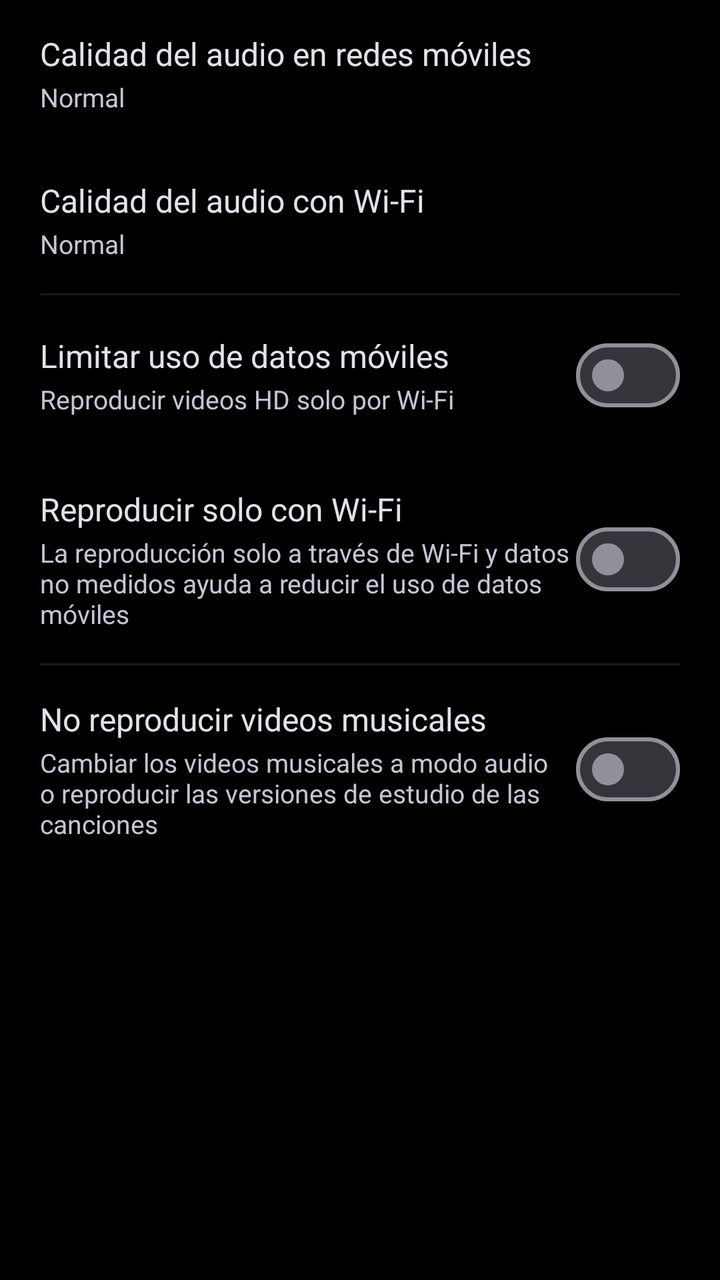
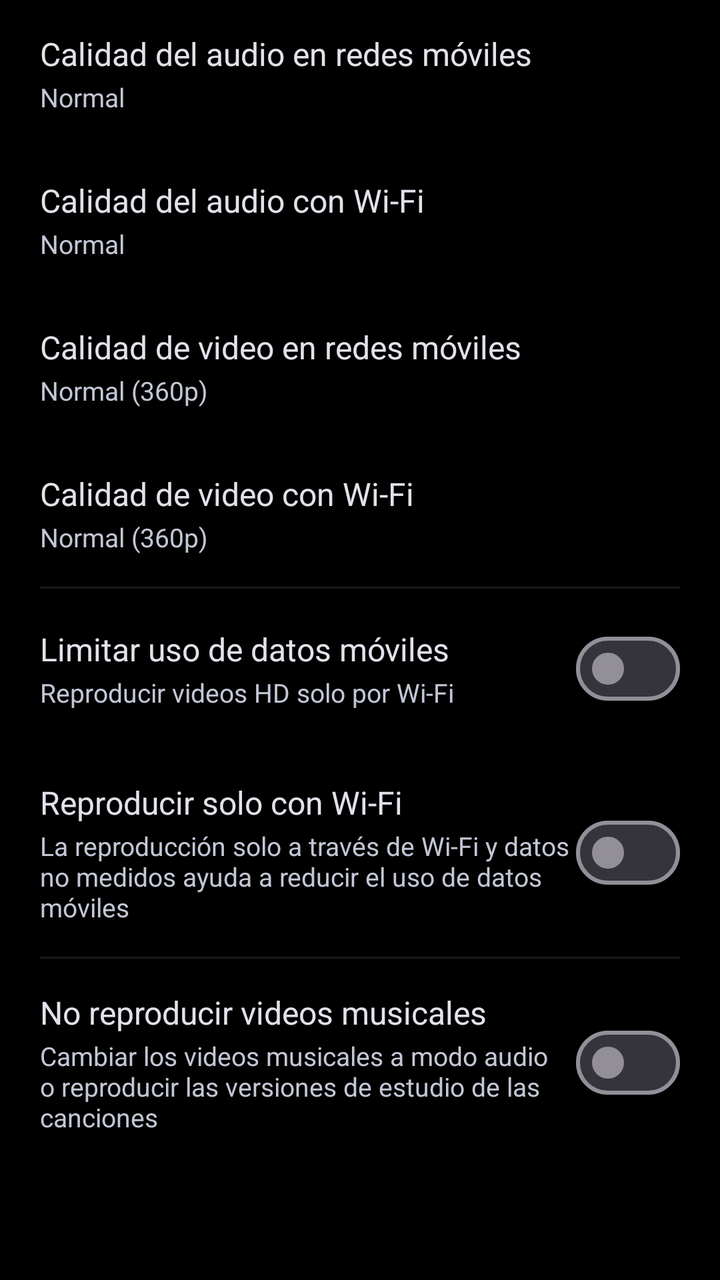

Compare the two renders of this Android layout. The source of the first and the diff that turns it into the second are given below.
<!-- AndroidManifest.xml: application theme Theme.Sleppify -->
<!-- res/layout/settings_data_saver.xml -->
<?xml version="1.0" encoding="utf-8"?>
<ScrollView xmlns:android="http://schemas.android.com/apk/res/android"
    android:id="@+id/svSettingsDataSaver"
    android:layout_width="match_parent"
    android:layout_height="match_parent"
    android:background="#FF000000"
    android:clipToPadding="false"
    android:paddingBottom="80dp">

    <LinearLayout
        android:layout_width="match_parent"
        android:layout_height="wrap_content"
        android:orientation="vertical"
        android:paddingHorizontal="20dp">

        
        <LinearLayout
            android:id="@+id/rowQualityMobile"
            android:layout_width="match_parent"
            android:layout_height="wrap_content"
            android:background="?attr/selectableItemBackground"
            android:clickable="true"
            android:focusable="true"
            android:orientation="vertical"
            android:paddingVertical="16dp">

            <TextView
                android:layout_width="wrap_content"
                android:layout_height="wrap_content"
                android:text="Calidad del audio en redes móviles"
                android:textColor="@color/text_primary"
                android:textSize="16sp" />

            <TextView
                android:id="@+id/tvQualityMobileValue"
                android:layout_width="wrap_content"
                android:layout_height="wrap_content"
                android:layout_marginTop="2dp"
                android:text="Normal"
                android:textColor="@color/text_secondary"
                android:textSize="13sp" />
        </LinearLayout>

        
        <LinearLayout
            android:id="@+id/rowQualityWifi"
            android:layout_width="match_parent"
            android:layout_height="wrap_content"
            android:background="?attr/selectableItemBackground"
            android:clickable="true"
            android:focusable="true"
            android:orientation="vertical"
            android:paddingVertical="16dp">

            <TextView
                android:layout_width="wrap_content"
                android:layout_height="wrap_content"
                android:text="Calidad del audio con Wi-Fi"
                android:textColor="@color/text_primary"
                android:textSize="16sp" />

            <TextView
                android:id="@+id/tvQualityWifiValue"
                android:layout_width="wrap_content"
                android:layout_height="wrap_content"
                android:layout_marginTop="2dp"
                android:text="Normal"
                android:textColor="@color/text_secondary"
                android:textSize="13sp" />
        </LinearLayout>

        <View
            android:layout_width="match_parent"
            android:layout_height="1dp"
            android:background="#1AFFFFFF" />

        
        <LinearLayout
            android:id="@+id/rowLimitMobileData"
            android:layout_width="match_parent"
            android:layout_height="wrap_content"
            android:gravity="center_vertical"
            android:orientation="horizontal"
            android:paddingVertical="16dp">

            <LinearLayout
                android:layout_width="0dp"
                android:layout_height="wrap_content"
                android:layout_weight="1"
                android:orientation="vertical">

                <TextView
                    android:layout_width="wrap_content"
                    android:layout_height="wrap_content"
                    android:text="Limitar uso de datos móviles"
                    android:textColor="@color/text_primary"
                    android:textSize="16sp" />

                <TextView
                    android:layout_width="wrap_content"
                    android:layout_height="wrap_content"
                    android:layout_marginTop="2dp"
                    android:text="Reproducir videos HD solo por Wi-Fi"
                    android:textColor="@color/text_secondary"
                    android:textSize="13sp" />
            </LinearLayout>

            <com.google.android.material.materialswitch.MaterialSwitch
                android:id="@+id/swLimitMobileData"
                android:layout_width="wrap_content"
                android:layout_height="wrap_content" />
        </LinearLayout>

        
        <LinearLayout
            android:id="@+id/rowWifiOnlyPlayback"
            android:layout_width="match_parent"
            android:layout_height="wrap_content"
            android:gravity="center_vertical"
            android:orientation="horizontal"
            android:paddingVertical="16dp">

            <LinearLayout
                android:layout_width="0dp"
                android:layout_height="wrap_content"
                android:layout_weight="1"
                android:orientation="vertical">

                <TextView
                    android:layout_width="wrap_content"
                    android:layout_height="wrap_content"
                    android:text="Reproducir solo con Wi-Fi"
                    android:textColor="@color/text_primary"
                    android:textSize="16sp" />

                <TextView
                    android:layout_width="wrap_content"
                    android:layout_height="wrap_content"
                    android:layout_marginTop="2dp"
                    android:text="La reproducción solo a través de Wi-Fi y datos no medidos ayuda a reducir el uso de datos móviles"
                    android:textColor="@color/text_secondary"
                    android:textSize="13sp" />
            </LinearLayout>

            <com.google.android.material.materialswitch.MaterialSwitch
                android:id="@+id/swWifiOnlyPlayback"
                android:layout_width="wrap_content"
                android:layout_height="wrap_content" />
        </LinearLayout>

        <View
            android:layout_width="match_parent"
            android:layout_height="1dp"
            android:background="#1AFFFFFF" />

        
        <LinearLayout
            android:id="@+id/rowNoMusicVideos"
            android:layout_width="match_parent"
            android:layout_height="wrap_content"
            android:gravity="center_vertical"
            android:orientation="horizontal"
            android:paddingVertical="16dp">

            <LinearLayout
                android:layout_width="0dp"
                android:layout_height="wrap_content"
                android:layout_weight="1"
                android:orientation="vertical">

                <TextView
                    android:layout_width="wrap_content"
                    android:layout_height="wrap_content"
                    android:text="No reproducir videos musicales"
                    android:textColor="@color/text_primary"
                    android:textSize="16sp" />

                <TextView
                    android:layout_width="wrap_content"
                    android:layout_height="wrap_content"
                    android:layout_marginTop="2dp"
                    android:text="Cambiar los videos musicales a modo audio o reproducir las versiones de estudio de las canciones"
                    android:textColor="@color/text_secondary"
                    android:textSize="13sp" />
            </LinearLayout>

            <com.google.android.material.materialswitch.MaterialSwitch
                android:id="@+id/swNoMusicVideos"
                android:layout_width="wrap_content"
                android:layout_height="wrap_content" />
        </LinearLayout>

    </LinearLayout>
</ScrollView>
<!-- resources referenced by this layout -->
<resources>
  <color name="text_primary">#e2e2eb</color>
  <color name="text_secondary">#c3c6d5</color>
  <style name="Theme.Sleppify" parent="Base.Theme.Sleppify" />
  <style name="Base.Theme.Sleppify" parent="Theme.Material3.Dark.NoActionBar">
          
          <item name="colorPrimary">@color/stitch_blue</item>
          <item name="colorSecondary">@color/stitch_blue_light</item>
          <item name="android:windowBackground">@color/surface_dark</item>
          <item name="android:navigationBarColor">@color/surface_dark</item>
          <item name="android:statusBarColor">@color/surface_dark</item>
          <item name="android:textColorPrimary">@color/text_primary</item>
          <item name="android:textColorSecondary">@color/text_secondary</item>
      </style>
  <color name="stitch_blue">#AEC7FD</color>
  <color name="stitch_blue_light">#AEC7FD</color>
  <color name="surface_dark">#111319</color>
</resources>

<!-- the commit's change to res/layout/settings_data_saver.xml (unified diff, before → after) -->
@@ -69,6 +69,62 @@
                 android:textSize="13sp" />
         </LinearLayout>
 
+        
+        <LinearLayout
+            android:id="@+id/rowVideoQualityMobile"
+            android:layout_width="match_parent"
+            android:layout_height="wrap_content"
+            android:background="?attr/selectableItemBackground"
+            android:clickable="true"
+            android:focusable="true"
+            android:orientation="vertical"
+            android:paddingVertical="16dp">
+
+            <TextView
+                android:layout_width="wrap_content"
+                android:layout_height="wrap_content"
+                android:text="Calidad de video en redes móviles"
+                android:textColor="@color/text_primary"
+                android:textSize="16sp" />
+
+            <TextView
+                android:id="@+id/tvVideoQualityMobileValue"
+                android:layout_width="wrap_content"
+                android:layout_height="wrap_content"
+                android:layout_marginTop="2dp"
+                android:text="Normal (360p)"
+                android:textColor="@color/text_secondary"
+                android:textSize="13sp" />
+        </LinearLayout>
+
+        
+        <LinearLayout
+            android:id="@+id/rowVideoQualityWifi"
+            android:layout_width="match_parent"
+            android:layout_height="wrap_content"
+            android:background="?attr/selectableItemBackground"
+            android:clickable="true"
+            android:focusable="true"
+            android:orientation="vertical"
+            android:paddingVertical="16dp">
+
+            <TextView
+                android:layout_width="wrap_content"
+                android:layout_height="wrap_content"
+                android:text="Calidad de video con Wi-Fi"
+                android:textColor="@color/text_primary"
+                android:textSize="16sp" />
+
+            <TextView
+                android:id="@+id/tvVideoQualityWifiValue"
+                android:layout_width="wrap_content"
+                android:layout_height="wrap_content"
+                android:layout_marginTop="2dp"
+                android:text="Normal (360p)"
+                android:textColor="@color/text_secondary"
+                android:textSize="13sp" />
+        </LinearLayout>
+
         <View
             android:layout_width="match_parent"
             android:layout_height="1dp"
